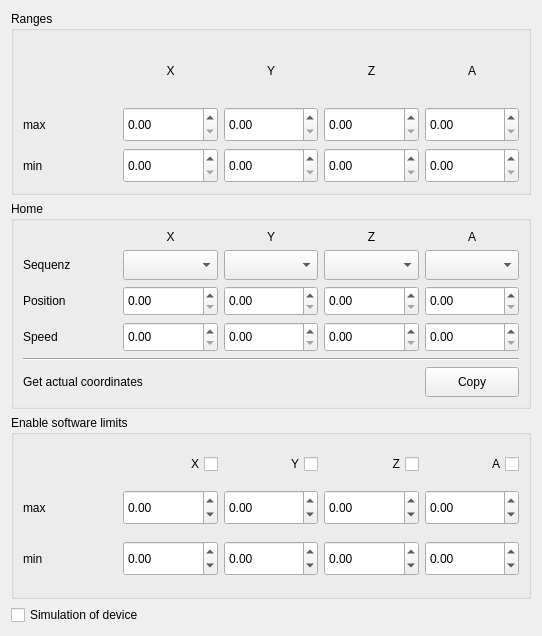
Above: sources/forms/sWorkbench.ui from eduard-x/cnc-qt before the change. Below: the same form after it.
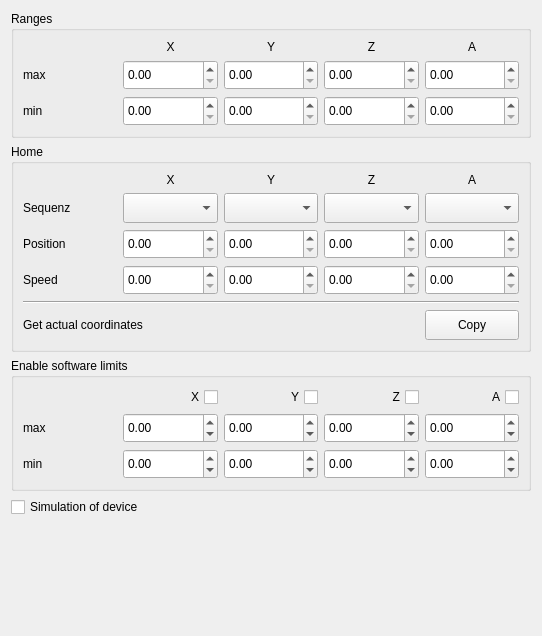
That is the form after the change.

What changed in the file:
```diff
--- a/sources/forms/sWorkbench.ui
+++ b/sources/forms/sWorkbench.ui
@@ -968,6 +968,19 @@
      </property>
     </widget>
    </item>
+   <item row="4" column="0">
+    <spacer name="verticalSpacer">
+     <property name="orientation">
+      <enum>Qt::Vertical</enum>
+     </property>
+     <property name="sizeHint" stdset="0">
+      <size>
+       <width>20</width>
+       <height>40</height>
+      </size>
+     </property>
+    </spacer>
+   </item>
   </layout>
  </widget>
  <resources/>
```
